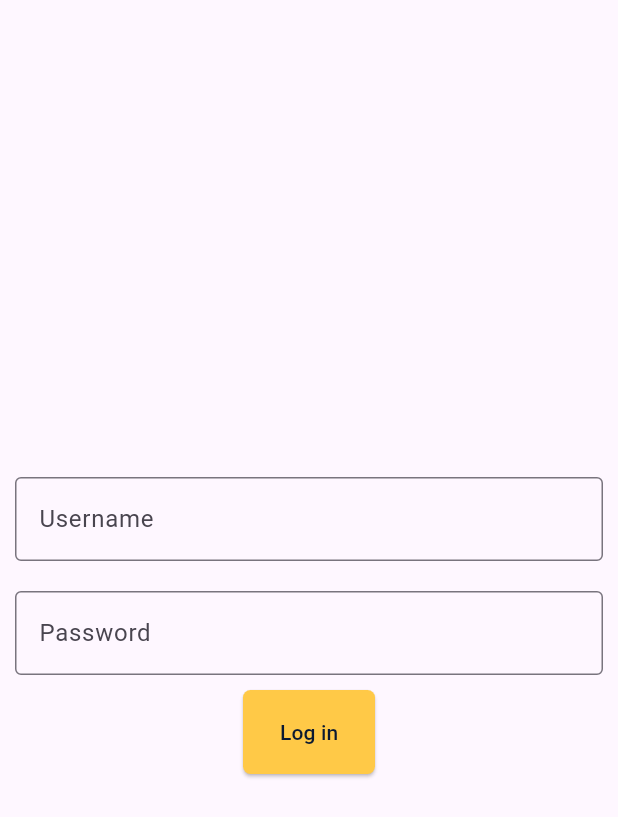
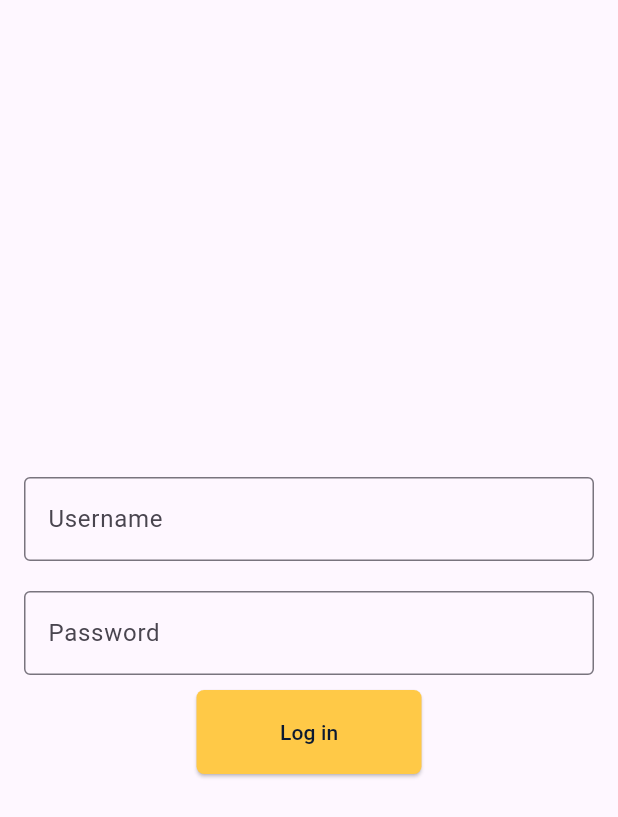
Before and after one commit to lancifer05/mobile-point-of-sale, a Flutter app: the screen it shows after launch, on a phone screen of 412 x 824 dp. Shown: the top 817 px of the screen. Run offline on Flutter 3.47's test engine with Material 3 defaults, Android fonts, the light colour scheme and no system bars; our stand-ins replace go_router.

Commit message:
some changes

```diff
--- a/lib/pages/home.dart
+++ b/lib/pages/home.dart
@@ -15,7 +15,7 @@ class _HomeState extends State<Home> {
         child: Column(
           children: <Widget>[
             Text("Hello SAH!!"),
-            Image(image: AssetImage("janedoe.jpg"))
+            // Image(image: AssetImage("janedoe.jpg"))
           ],
         ),
       ),
--- a/lib/pages/logIn.dart
+++ b/lib/pages/logIn.dart
@@ -22,7 +22,7 @@ class _LoginState extends State<Login> {
           }),
           Container(
             padding: EdgeInsets.all(10),
-            width: 500,
+            width: 400,
             child: TextFormField(
               decoration: InputDecoration(
                   border: const OutlineInputBorder(), labelText: "Password"),
@@ -44,7 +44,7 @@ class _LoginState extends State<Login> {
 Container TextBox(String label, onChange) {
   return Container(
       padding: EdgeInsets.all(10),
-      width: 500,
+      width: 400,
       child: TextFormField(
         decoration: InputDecoration(
           border: const OutlineInputBorder(),
@@ -57,7 +57,7 @@ Container TextBox(String label, onChange) {
 final ButtonStyle raisedButtonStyle = ElevatedButton.styleFrom(
   foregroundColor: const Color(0xFF0A1931), // Color for text
   backgroundColor: const Color(0xFFFFC947), // Color for button background
-  minimumSize: Size(88, 56),
+  minimumSize: Size(150, 56),
   padding: EdgeInsets.symmetric(horizontal: 16),
   shape: const RoundedRectangleBorder(
     borderRadius: BorderRadius.all(Radius.circular(5)),
```
